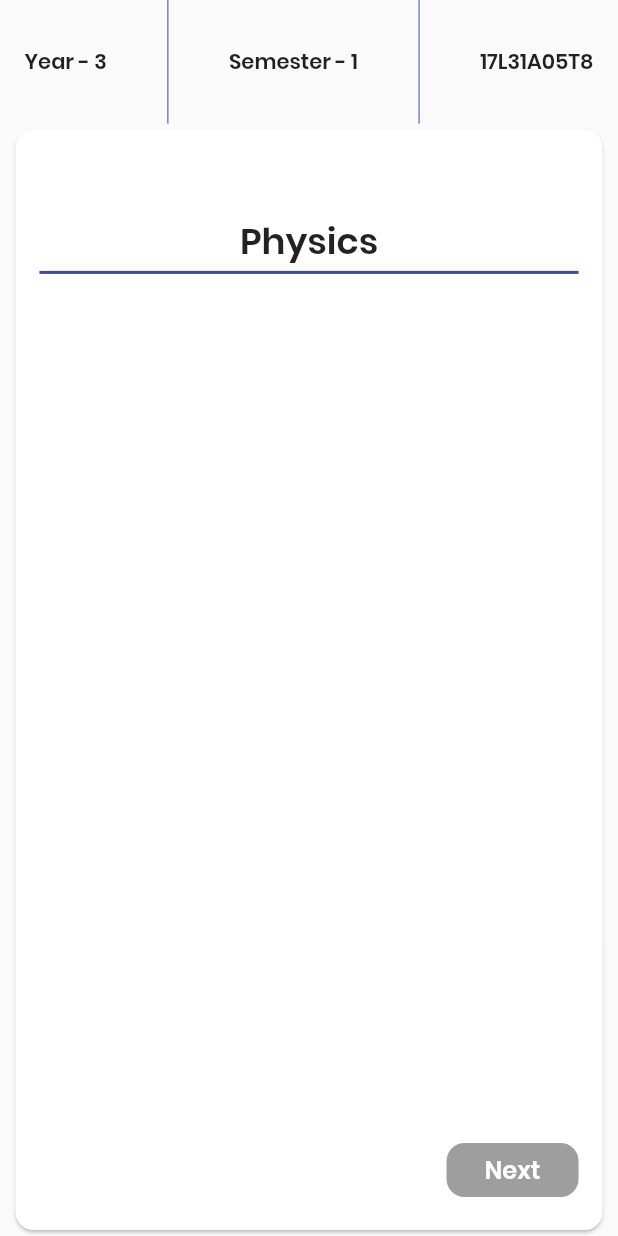
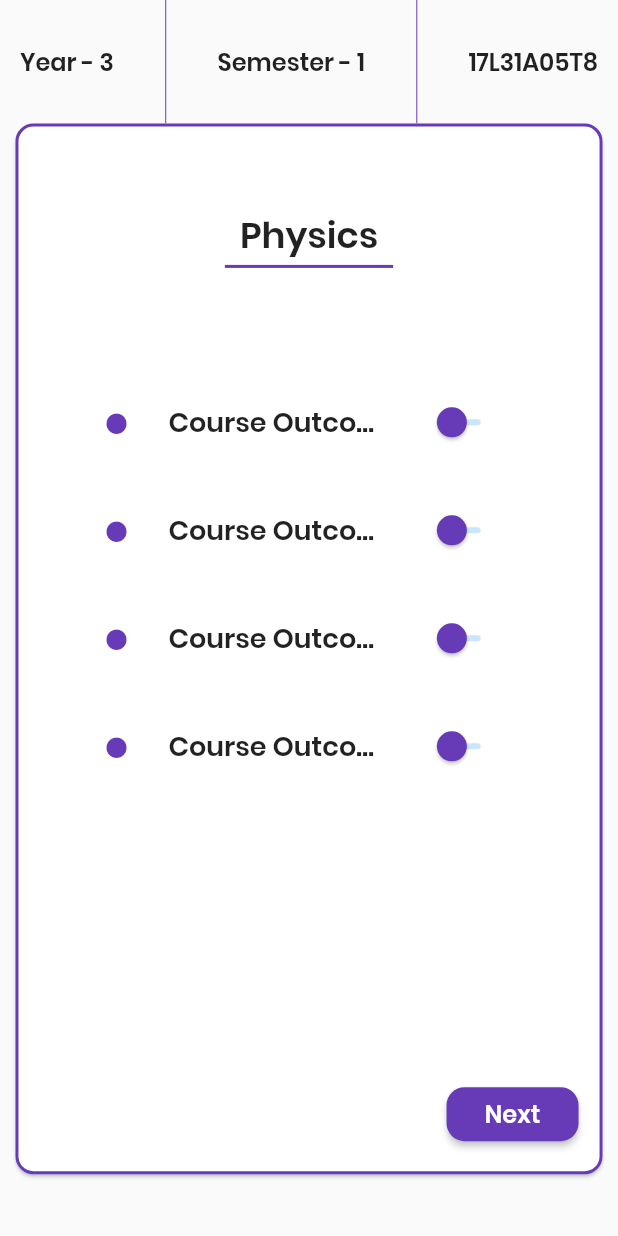
Before and after one commit to sampathbalivada/viit_course_feedback, a Flutter app: the DataInputCard widget shown alone on an empty page, opened directly, on a phone screen of 412 x 824 dp. Run offline on Flutter 3.47's test engine with Material 2 defaults, Android fonts, the light colour scheme and no system bars; network calls fail.

Commit message:
added sliders and input handling to data card

```diff
--- a/lib/test_page.dart
+++ b/lib/test_page.dart
@@ -20,7 +20,7 @@ class _TestPageState extends State<TestPage> {
           'Course Outcome 3',
           'Course Outcome 4',
         ],
-        onNextButtonPressed: null,
+        onNextButtonPressed: () {},
       ),
     );
   }
--- a/lib/widgets/data_input_card.dart
+++ b/lib/widgets/data_input_card.dart
@@ -17,7 +17,7 @@ class DataInputCard extends StatefulWidget {
 }
 
 class _DataInputCardState extends State<DataInputCard> {
-  bool showProgressBar = false;
+  List<double> sliderValues = [0, 0, 0, 0];
 
   @override
   Widget build(BuildContext context) {
@@ -33,25 +33,41 @@ class _DataInputCardState extends State<DataInputCard> {
               mainAxisAlignment: MainAxisAlignment.spaceAround,
               children: <Widget>[
                 Flexible(
-                  child: Text('Year - 3'),
+                  child: Text(
+                    'Year - 3',
+                    style: TextStyle(fontSize: 16),
+                  ),
                 ),
                 VerticalDivider(
-                  color: Theme.of(context).primaryColor,
+                  color: Theme.of(context).accentColor,
                 ),
                 Flexible(
-                  child: Text('Semester - 1'),
+                  child: Text(
+                    'Semester - 1',
+                    style: TextStyle(fontSize: 16),
+                  ),
                 ),
                 VerticalDivider(
-                  color: Theme.of(context).primaryColor,
+                  color: Theme.of(context).accentColor,
                 ),
-                Flexible(child: Text('17L31A05T8')),
+                Flexible(
+                    child: Text(
+                  '17L31A05T8',
+                  style: TextStyle(fontSize: 16),
+                )),
               ],
             ),
           ),
           Flexible(
             child: Card(
+              margin: EdgeInsets.only(bottom: _height * 0.05),
               shape: RoundedRectangleBorder(
-                  borderRadius: BorderRadius.circular(12)),
+                borderRadius: BorderRadius.circular(12),
+                side: BorderSide(
+                  color: Theme.of(context).accentColor,
+                  width: 2,
+                ),
+              ),
               child: Container(
                 width: _width * 0.95,
                 child: Padding(
@@ -67,16 +83,64 @@ class _DataInputCardState extends State<DataInputCard> {
                       Divider(
                         height: 4,
                         thickness: 2,
-                        color: Theme.of(context).primaryColor,
+                        color: Theme.of(context).accentColor,
+                        indent: _width * 0.3,
+                        endIndent: _width * 0.3,
                       ),
                       Flexible(
-                        child: Container(),
+                        child: ListView.builder(
+                          padding: EdgeInsets.only(
+                            left: _width * 0.1,
+                            right: _width * 0.1,
+                            top: _height * 0.08,
+                            bottom: _height * 0.08,
+                          ),
+                          itemCount: 4,
+                          itemBuilder: (context, index) {
+                            return Row(
+                              mainAxisAlignment: MainAxisAlignment.spaceBetween,
+                              children: <Widget>[
+                                Flexible(
+                                  flex: 2,
+                                  child: Text(
+                                    '•',
+                                    style: TextStyle(
+                                      color: Theme.of(context).accentColor,
+                                      fontSize: 48
+                                    ),
+                                  ),
+                                ),
+                                Flexible(
+                                  flex: 4,
+                                  child: Text(
+                                    widget.courseOutcomes[index],
+                                    style: TextStyle(fontSize: 18),
+                                    overflow: TextOverflow.ellipsis,
+                                  ),
+                                ),
+                                Flexible(
+                                  flex: 2,
+                                  child: Slider(
+                                    label: sliderValues[index].toString(),
+                                    divisions: 3,
+                                    max: 3,
+                                    value: sliderValues[index].toDouble(),
+                                    activeColor: Theme.of(context).accentColor,
+                                    onChanged: (newValue) {
+                                      setState(() {
+                                        sliderValues[index] = newValue;
+                                      });
+                                    },
+                                  ),
+                                ),
+                              ],
+                            );
+                          },
+                        ),
                       ),
                       Row(
                         children: <Widget>[
-                          Flexible(
-                            child: Container()
-                          ),
+                          Flexible(child: Container()),
                           CustomButton(
                             title: 'Next',
                             onPressed: widget.onNextButtonPressed,
```
